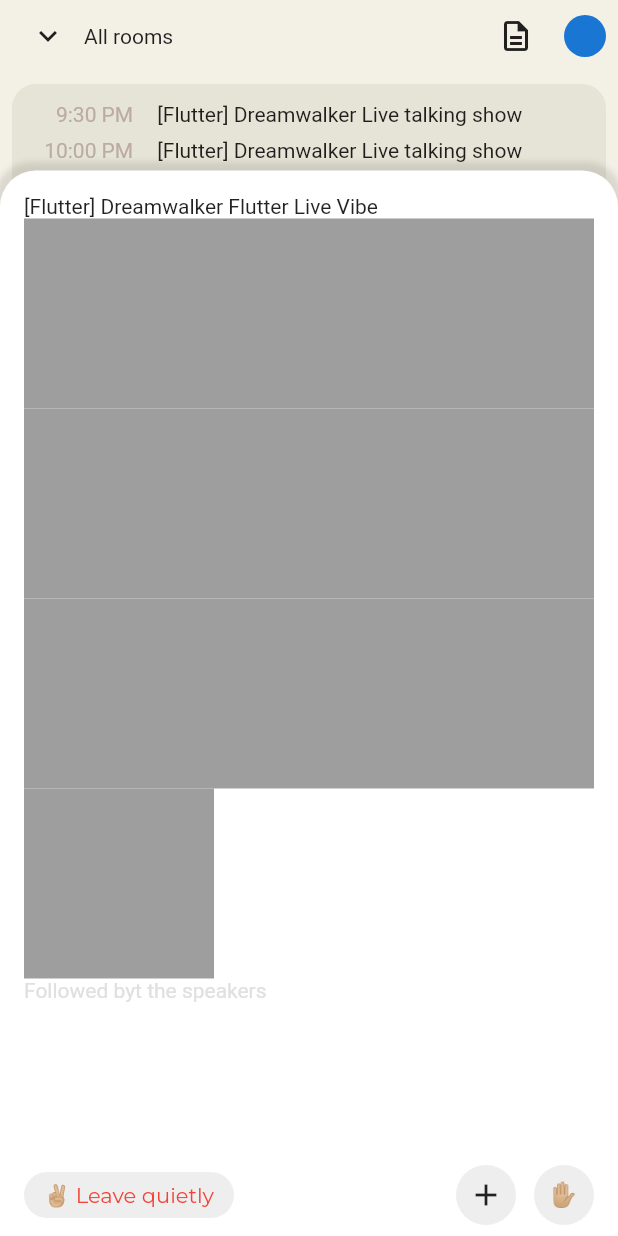
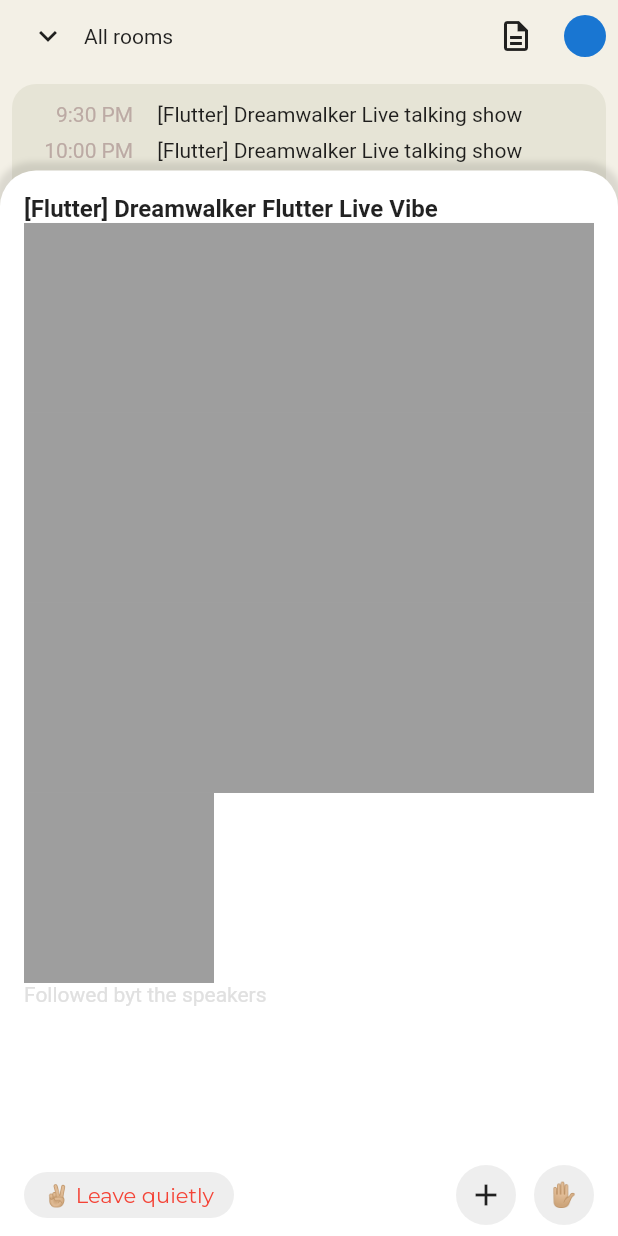
Before and after one commit to JAICHANGPARK/flutter_notebook_11th_story, a Flutter app: the screen it shows after launch, after a tap on the "apps" icon, after a tap on "+632", on a phone screen of 412 x 824 dp. Run offline on Flutter 3.47's test engine with Material 2 defaults, Android fonts, the phone set to English and light mode, and no system bars; drawn by our look-alikes of flutter_inner_drawer, flutter_slidable; our stand-ins replace backdrop, badges, google_fonts.

Commit message:
Update clubhouse_home_page.dart

```diff
--- a/lib/ep701_clubhouse/ui/clubhouse_home_page.dart
+++ b/lib/ep701_clubhouse/ui/clubhouse_home_page.dart
@@ -115,7 +115,11 @@ class _ClubhouseHomePageState extends State<ClubhouseHomePage> {
                                 padding: const EdgeInsets.only(top: 16),
                                 child: ListView(
                                   children: [
-                                    Text("[Flutter] Dreamwalker Flutter Live Vibe"),
+                                    Text("[Flutter] Dreamwalker Flutter Live Vibe",
+                                    style: TextStyle(
+                                      fontSize: 16,
+                                      fontWeight: FontWeight.bold
+                                    ),),
                                     GridView.count(
                                       shrinkWrap: true,
                                       crossAxisCount: 3,
```
